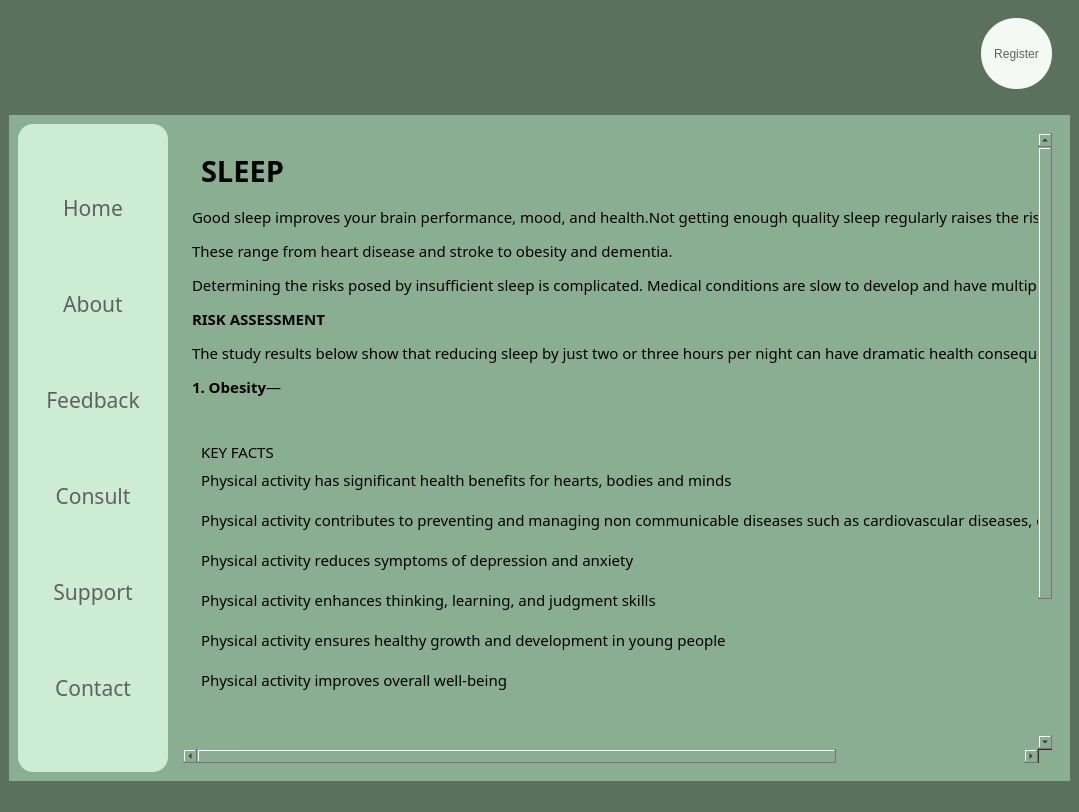
Above: sleep.ui from srishtiigautam/restorehealth before the change. Below: the same form after it.
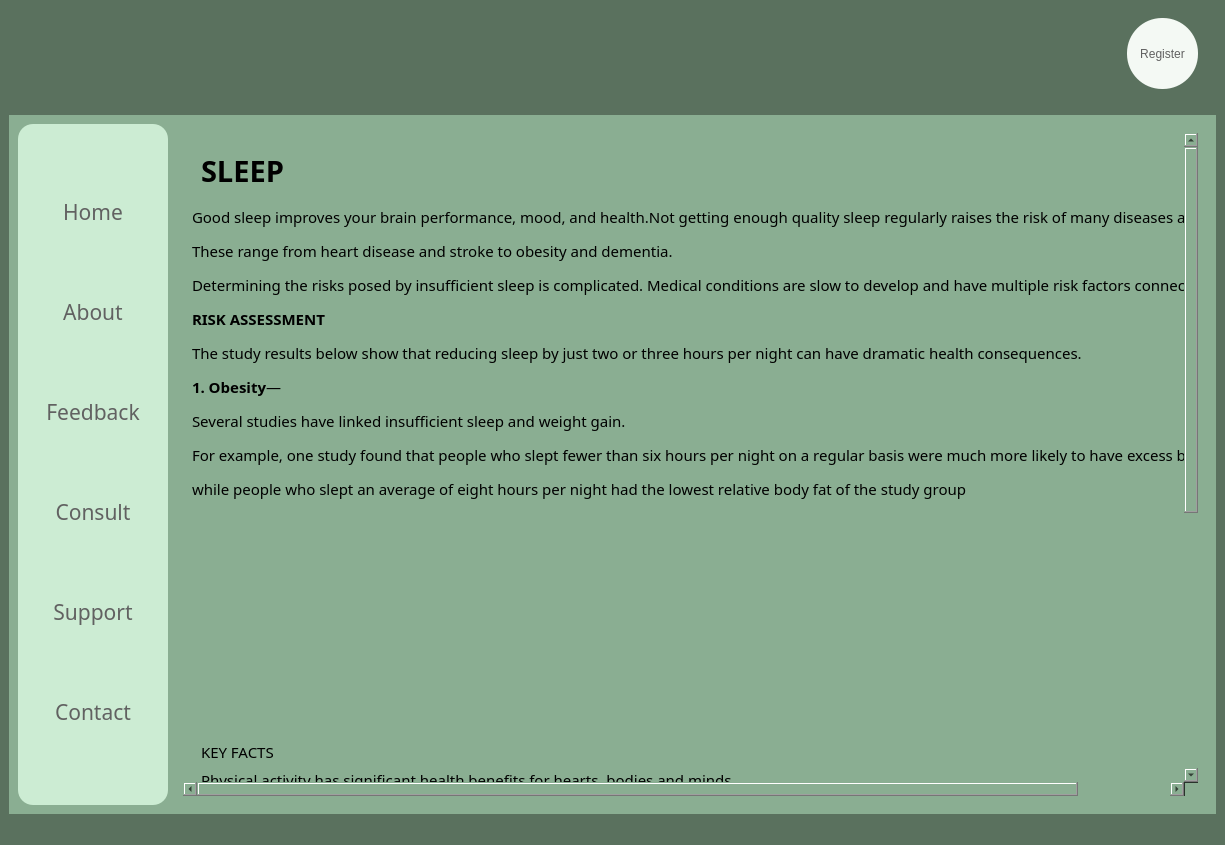
That is the form after the change. Icons and pictures are not drawn.

Diff of the .ui file:
```diff
--- a/sleep.ui
+++ b/sleep.ui
@@ -6,8 +6,8 @@
    <rect>
     <x>0</x>
     <y>0</y>
-    <width>1079</width>
-    <height>812</height>
+    <width>1225</width>
+    <height>845</height>
    </rect>
   </property>
   <property name="windowTitle">
@@ -469,7 +469,7 @@
                <x>0</x>
                <y>0</y>
                <width>1041</width>
-               <height>730</height>
+               <height>1030</height>
               </rect>
              </property>
              <layout class="QVBoxLayout" name="verticalLayout_5">
@@ -507,7 +507,7 @@
                 <property name="minimumSize">
                  <size>
                   <width>0</width>
-                  <height>200</height>
+                  <height>500</height>
                  </size>
                 </property>
                 <property name="styleSheet">
```
